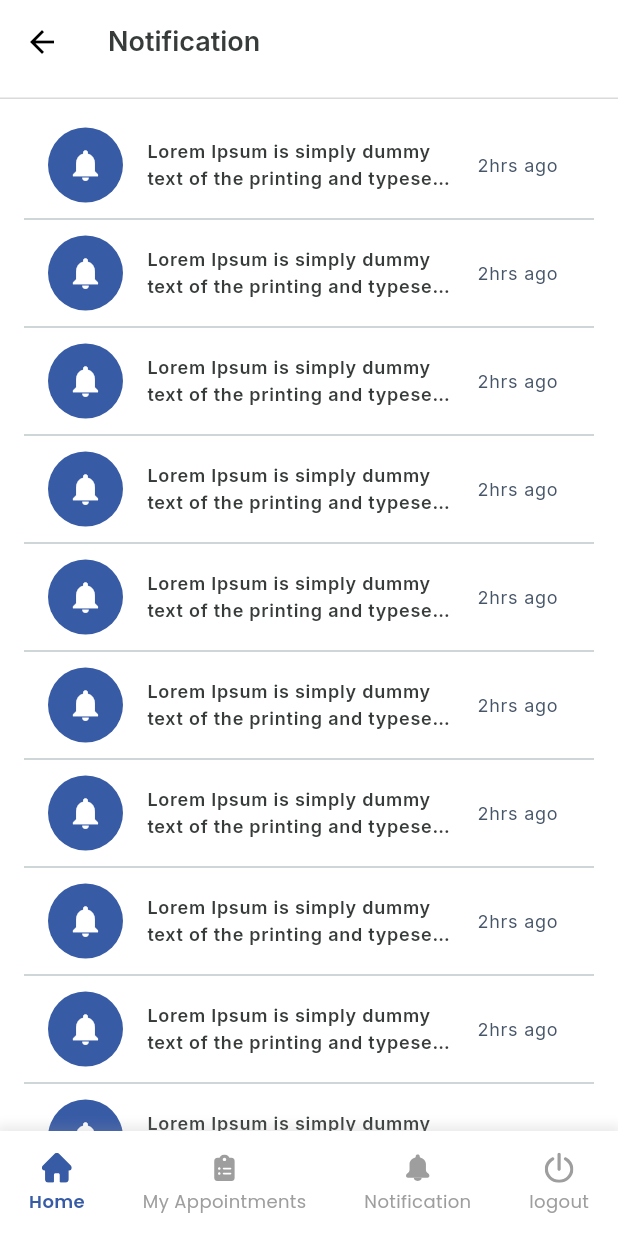
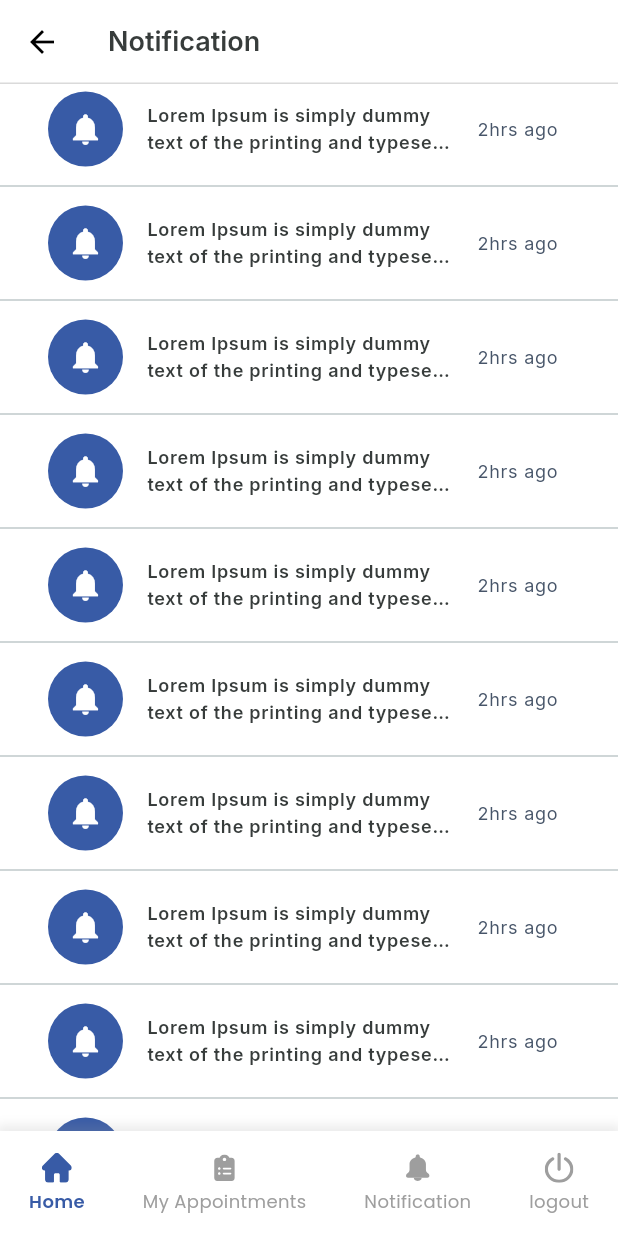
Before and after one commit to sahilq77/icg_navvy, a Flutter app: the NotificationScreen screen opened by its route, on a phone screen of 412 x 824 dp. Run offline on Flutter 3.47's test engine with Material 3 defaults, Android fonts, the phone set to English and light mode, and no system bars; our stand-ins replace carousel_slider, connectivity_plus, device_info_plus, dotted_border, dropdown_search, flutter_svg and 7 more; missing offline and left inert: colorful_safe_area, flutter_cached_pdfview; accounts and stored records are empty.

```diff
--- a/lib/view/logout/logout_screen.dart
+++ b/lib/view/logout/logout_screen.dart
@@ -37,7 +37,7 @@ class LogoutScreen extends StatelessWidget {
             ),
           ),
           bottom: PreferredSize(
-            preferredSize: Size.fromHeight(10),
+            preferredSize: Size.fromHeight(0),
             child: Divider(
               color: const Color(0xFFDADADA),
               // thickness: 2,
--- a/lib/view/medical_officer/approved_appoinments/approved_appoinment_screen.dart
+++ b/lib/view/medical_officer/approved_appoinments/approved_appoinment_screen.dart
@@ -333,7 +333,7 @@ class _ApprovedAppoinmentScreenState extends State<ApprovedAppoinmentScreen> {
           ),
         ],
         bottom: PreferredSize(
-          preferredSize: Size.fromHeight(10),
+          preferredSize: Size.fromHeight(0),
           child: Divider(color: const Color(0xFFDADADA), height: 0),
         ),
       ),
--- a/lib/view/medical_officer/pending_appoinments/pending_appoinment_medical_screen.dart
+++ b/lib/view/medical_officer/pending_appoinments/pending_appoinment_medical_screen.dart
@@ -338,7 +338,7 @@ class _PendingAppoinmentMedicalScreenState
             ),
           ],
           bottom: PreferredSize(
-            preferredSize: Size.fromHeight(10),
+            preferredSize: Size.fromHeight(0),
             child: Divider(color: const Color(0xFFDADADA), height: 0),
           ),
         ),
--- a/lib/view/medical_officer/processed_appoinments/proceessed_appoinmet_medical_screen.dart
+++ b/lib/view/medical_officer/processed_appoinments/proceessed_appoinmet_medical_screen.dart
@@ -334,7 +334,7 @@ class _ProceessedAppoinmetMedicalScreenState
           ),
         ],
         bottom: PreferredSize(
-          preferredSize: Size.fromHeight(10),
+          preferredSize: Size.fromHeight(0),
           child: Divider(color: const Color(0xFFDADADA), height: 0),
         ),
       ),
--- a/lib/view/notification/notification_screen.dart
+++ b/lib/view/notification/notification_screen.dart
@@ -36,7 +36,7 @@ class NotificationScreen extends StatelessWidget {
             ),
           ),
           bottom: PreferredSize(
-            preferredSize: Size.fromHeight(10),
+            preferredSize: Size.fromHeight(0),
             child: Divider(
               color: const Color(0xFFDADADA),
               // thickness: 2,
@@ -44,13 +44,12 @@ class NotificationScreen extends StatelessWidget {
             ),
           ),
         ),
-        body: ListView.builder(
-          padding: EdgeInsets.all(16),
+        body: ListView.separated(
           itemCount: 10,
-          itemBuilder: (BuildContext context, int inde) {
-            return Column(
-              children: [
-                ListTile(
+          itemBuilder: (BuildContext context, int index) {
+            return Padding(
+              padding: const EdgeInsets.symmetric(vertical: 2, horizontal: 16),
+              child: ListTile(
                 // horizontalTitleGap: 1,
                 leading: Container(
                   height: 50,
@@ -88,9 +87,10 @@ class NotificationScreen extends StatelessWidget {
                   maxLines: 2, // Allow up to 2 lines for the text
                 ),
               ),
-                Divider(),
-              ],
             );
+          },
+          separatorBuilder: (BuildContext context, int index) {
+            return Divider();
           },
         ),
         bottomNavigationBar: CustomBottomBar(),
```
Also changed, not shown: lib/view/appoinment/appoinment_history_screen.dart (+22 -5 lines), lib/view/approving_authority/approved_appoinments/aprroved_appoinment/aprroved_appoinment_auth_screen.dart (+12 -3 lines), lib/view/approving_authority/pending_appoinments/pending_appoinment_autho_screen.dart (+14 -5 lines), lib/view/approving_authority/processed_appoinments/processed_appoinment_auth_screen.dart (+13 -4 lines), lib/view/my_report/my_report_screen.dart (+6 -1 lines). Lines whose indentation alone changed are shown as unchanged.
